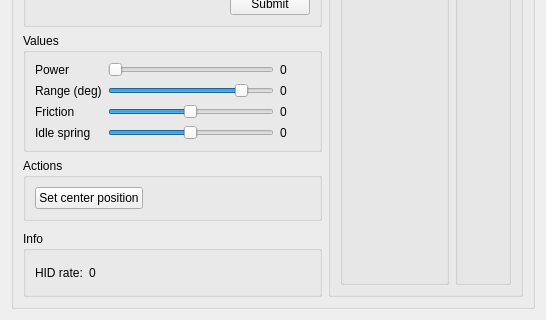
Qt form res/ffbclass.ui (Ultrawipf/OpenFFBoard-configurator) before a commit; both pictures show x 0 to 546 and y 161 to 481 of the 546 by 481 pixel window.
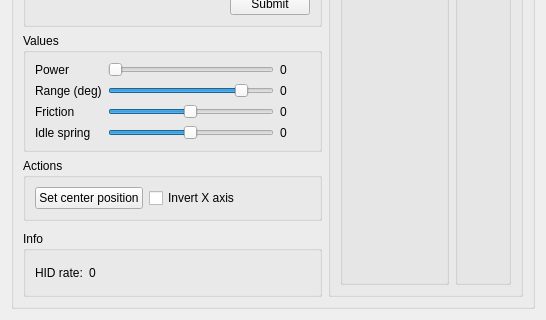
The same form after that commit.

Commit message: Added x axis invert toggle

What changed in the file:
```diff
--- a/res/ffbclass.ui
+++ b/res/ffbclass.ui
@@ -261,6 +261,13 @@
            </property>
           </widget>
          </item>
+         <item>
+          <widget class="QCheckBox" name="checkBox_invertX">
+           <property name="text">
+            <string>Invert X axis</string>
+           </property>
+          </widget>
+         </item>
          <item>
           <spacer name="horizontalSpacer">
            <property name="orientation">
```
The commit also changes 3 other files.
